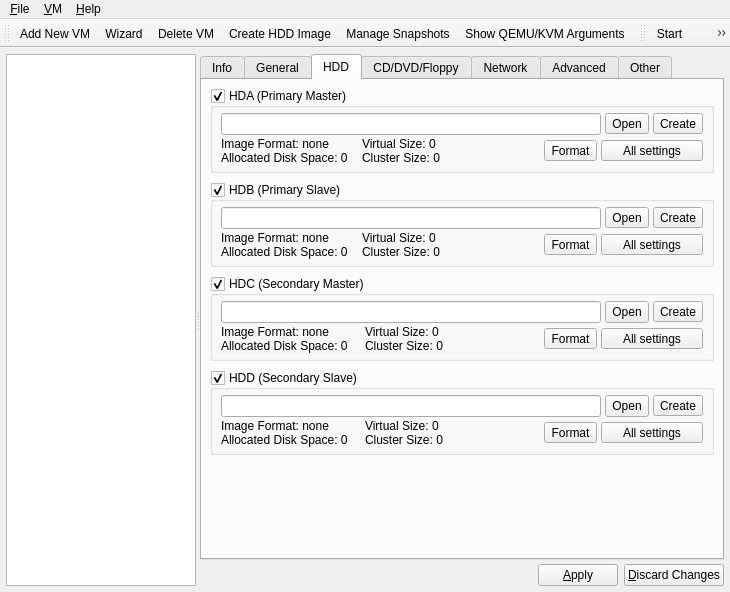
qunying/aqemu-old, file Main_Window.ui: the form before one commit.
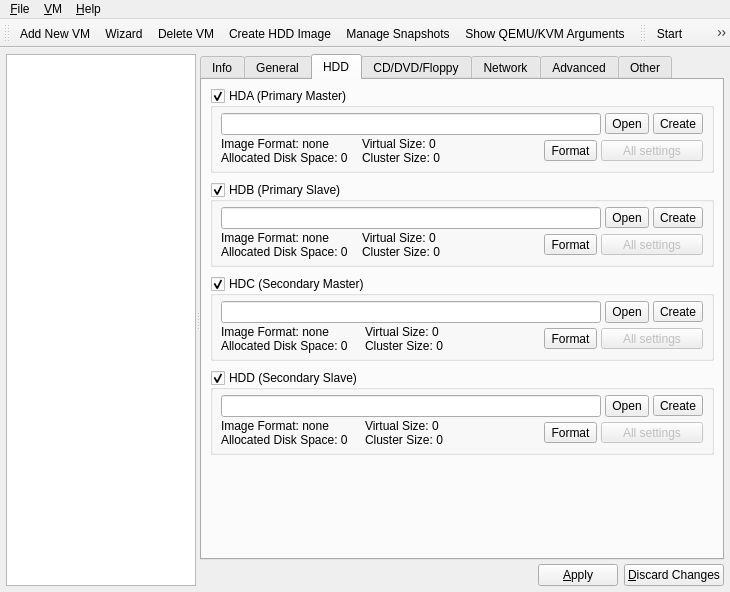
The form after the commit. The open tabs and pages were chosen to show the change. Icons and pictures are not drawn.

Patch:
```diff
--- a/Main_Window.ui
+++ b/Main_Window.ui
@@ -1402,6 +1402,9 @@
                </item>
                <item row="1" column="3" colspan="3">
                 <widget class="QToolButton" name="TB_HDA_Advanced_Settings">
+                 <property name="enabled">
+                  <bool>false</bool>
+                 </property>
                  <property name="sizePolicy">
                   <sizepolicy hsizetype="Minimum" vsizetype="Fixed">
                    <horstretch>0</horstretch>
@@ -1595,6 +1598,9 @@
                </item>
                <item row="1" column="3" colspan="3">
                 <widget class="QToolButton" name="TB_HDB_Advanced_Settings">
+                 <property name="enabled">
+                  <bool>false</bool>
+                 </property>
                  <property name="sizePolicy">
                   <sizepolicy hsizetype="Minimum" vsizetype="Fixed">
                    <horstretch>0</horstretch>
@@ -1788,6 +1794,9 @@
                </item>
                <item row="1" column="3" colspan="3">
                 <widget class="QToolButton" name="TB_HDC_Advanced_Settings">
+                 <property name="enabled">
+                  <bool>false</bool>
+                 </property>
                  <property name="sizePolicy">
                   <sizepolicy hsizetype="Minimum" vsizetype="Fixed">
                    <horstretch>0</horstretch>
@@ -1981,6 +1990,9 @@
                </item>
                <item row="1" column="3" colspan="3">
                 <widget class="QToolButton" name="TB_HDD_Advanced_Settings">
+                 <property name="enabled">
+                  <bool>false</bool>
+                 </property>
                  <property name="sizePolicy">
                   <sizepolicy hsizetype="Minimum" vsizetype="Fixed">
                    <horstretch>0</horstretch>
```
